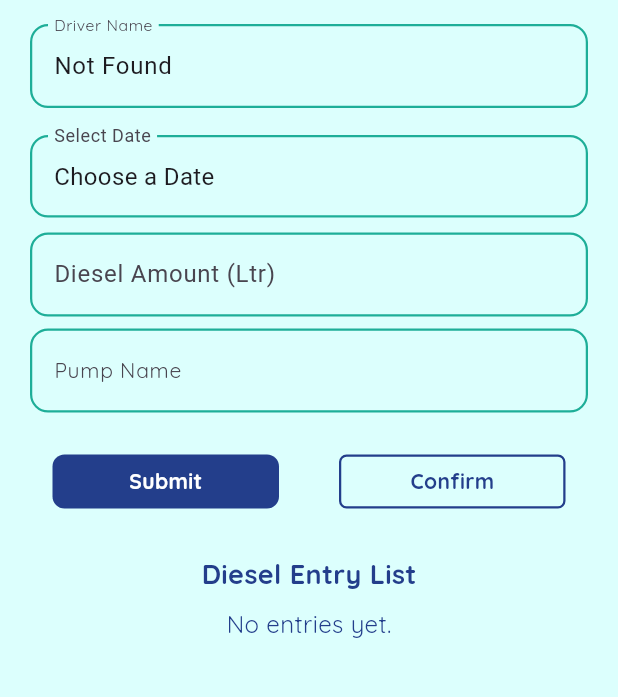
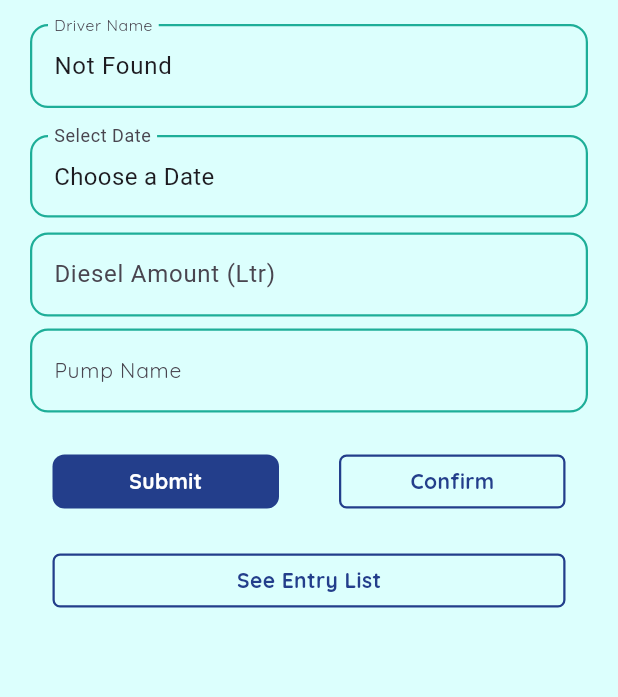
Before and after one commit to sumu904/tk_logistics, a Flutter app: the DieselEntryScreen screen opened directly, after a tap on "Submit", on a phone screen of 412 x 824 dp, the part 210-907 px from its top. Run offline on Flutter 3.47's test engine with Material 3 defaults, Android fonts, the phone set to English and light mode, and no system bars; our stand-ins replace file_picker, firebase_core, flutter_spinkit, get, image_picker; missing offline and left inert: dart:ffi; accounts and stored records are empty; network calls fail.

Commit message:
Diesel entry form completed

```diff
--- a/lib/features/screens/home/create_trip/create_trip_screen.dart
+++ b/lib/features/screens/home/create_trip/create_trip_screen.dart
@@ -28,9 +28,6 @@ class _CreateTripScreenState extends State<CreateTripScreen>
     _tabController.dispose();
     super.dispose();
   }
-
-  /*final AttendanceController attendanceController = Get.put(AttendanceController());
-  final LocationController locationController = Get.find();*/
 
   @override
   Widget build(BuildContext context) {
--- a/lib/features/screens/home/create_trip/tms/controller/tms_controller.dart
+++ b/lib/features/screens/home/create_trip/tms/controller/tms_controller.dart
@@ -342,7 +342,8 @@ class TmsController extends GetxController {
       Get.snackbar(
         success ? "Success" : "Error",
         success ? "Trip Created Successfully" : "Failed to Create Trip",
-        snackPosition: SnackPosition.BOTTOM,
+        snackPosition: SnackPosition.TOP,
+        colorText: AppColor.white,
         backgroundColor: success ? AppColor.seaGreen : Colors.red,
       );
     }
--- a/lib/features/screens/home/diesel_entry/controller/diesel_entry_controller.dart
+++ b/lib/features/screens/home/diesel_entry/controller/diesel_entry_controller.dart
@@ -1,13 +1,16 @@
+
 
 import 'package:flutter/material.dart';
 import 'package:get/get.dart';
 import 'package:intl/intl.dart';
 import 'package:http/http.dart' as http;
+import 'package:tk_logistics/features/auth/login/controller/user_controller.dart';
 import 'dart:convert';
 
 import '../../../../../util/app_color.dart';
 
 class DieselEntryController extends GetxController {
+  final userController = Get.find<UserController>();
   var vehicleController = TextEditingController();
   var driverController = TextEditingController();
   var dieselAmountController = TextEditingController();
@@ -20,6 +23,8 @@ class DieselEntryController extends GetxController {
   var driverName = RxnString();
   RxList<String> vehicleID = <String>[].obs;
   RxnString selectedVehicle = RxnString();
+  var fuelEntries = <Map<String, dynamic>>[].obs; // Store fuel entries
+  var isLoading = false.obs;
 
   RxString selectedVehicleNumbers = "Not Found".obs;
   RxString selectedDriverName = "Not Found".obs;
@@ -29,65 +34,83 @@ class DieselEntryController extends GetxController {
   void onInit() {
     super.onInit();
     fetchVehicleNumbers();
+    fetchFuelEntries();
+  }
+  @override
+  void onClose() {
+    vehicleController.dispose();
+    driverController.dispose();
+    dieselAmountController.dispose();
+    pumpNameController.dispose();
+    vehicleNumberController.dispose();
+    driverNameController.dispose();
+    super.onClose();
   }
 
+  ///fetch vehicle numbers
   Future<void> fetchVehicleNumbers() async {
     String apiUrl = "http://103.250.68.75/api/v1/vehicle_list";
-    print("Fetching vehicle numbers from: $apiUrl");
-
     try {
       final response = await http.get(Uri.parse(apiUrl));
-
-      print("Response Status Code: ${response.statusCode}");
-      print("Response Body: ${response.body}");
-
       if (response.statusCode == 200) {
         final data = json.decode(response.body);
-        print("Decoded JSON: $data");
-
         if (data.containsKey('results') && data['results'] is List) {
           vehicleData.assignAll(List<Map<String, dynamic>>.from(data['results']));
           vehicleID.assignAll(vehicleData.map((item) => item['xvehicle'].toString()).toList());
-
-          print("Fetched Vehicle ID: $vehicleID");
-        } else {
-          print("Unexpected API Response Format for vehicle numbers");
         }
-      } else {
-        print("Failed to fetch vehicle numbers: ${response.statusCode}");
       }
     } catch (e) {
       print("Error fetching vehicle numbers: $e");
     }
   }
 
+
+  ///  fetch fuelentries
+  Future<void> fetchFuelEntries() async {
+    String apiUrl = "http://103.250.68.75:8055/api/v1/vmfuelentry_list";
+    isLoading.value = true;
+
+    try {
+      final response = await http.get(Uri.parse(apiUrl));
+      print("Response Status: ${response.statusCode}");
+      print("Response Body: ${response.body}");
+
+      if (response.statusCode == 200) {
+        final Map<String, dynamic> data = json.decode(response.body); // ✅ Fix here
+
+        // Convert to list of maps and store in observable list
+        if (data.containsKey('results') && data['results'] is List) {
+          fuelEntries.assignAll(List<Map<String, dynamic>>.from(data['results']));
+          print("Fuel Entries Fetched: ${fuelEntries.length}");
+        } else {
+          print("Unexpected API Response Format: Missing 'results' key");
+          fuelEntries.clear();
+        }
+      } else {
+        print("Failed to fetch fuel entries: ${response.statusCode}");
+      }
+    } catch (e) {
+      print("Error fetching fuel entries: $e");
+    } finally {
+      isLoading.value = false;
+    }
+  }
+
   void onVehicleSelected(String selectedVehicle) {
-    print("Vehicle Selected: $selectedVehicle");
-    void updateTextFieldValue(String newValue) {
-      vehicleNumberController.text = newValue;
-      update(); // Notify UI to rebuild
-    }
-
-    // Find the selected vehicle data from the list
     var selectedVehicleData = vehicleData.firstWhere(
           (item) => item['xvehicle'] == selectedVehicle,
-      orElse: () => <String, dynamic>{}, // Returns an empty Map if not found
+      orElse: () => <String, dynamic>{},
     );
 
     if (selectedVehicleData.isNotEmpty) {
       selectedVehicleNumbers.value = (selectedVehicleData["xvmregno"] as String?) ?? "Not Available";
       selectedDriverName.value = (selectedVehicleData["xname"] as String?) ?? "Not Available";
-
-
-      update(); // Notify UI if using GetX or setState
-      print("Driver Data Updated: ${selectedVehicleNumbers.value} - ${selectedDriverName.value}");
     } else {
       selectedVehicleNumbers.value = "Not Found";
       selectedDriverName.value = "Not Found";
     }
     update();
   }
-
 
   void selectDate(BuildContext context) async {
     DateTime? picked = await showDatePicker(
@@ -101,38 +124,107 @@ class DieselEntryController extends GetxController {
     }
   }
 
-  void addEntry() {
-    if (vehicleID == null ||
+  Future<void> addEntry() async {
+    if (selectedVehicle.value == null ||
         selectedDate.value == null ||
         dieselAmountController.text.isEmpty ||
-        pumpNameController.text.isEmpty) { // Added checks for vehicleNo & driverName
-      Get.snackbar("Error", "Please fill all fields",
-          snackPosition: SnackPosition.TOP,colorText: AppColor.white,backgroundColor: AppColor.primaryRed);
+        pumpNameController.text.isEmpty) {
+      Get.snackbar(
+        "Error",
+        "Please fill all fields",
+        snackPosition: SnackPosition.TOP,
+        colorText: AppColor.white,
+        backgroundColor: AppColor.primaryRed,
+      );
       return;
     }
 
-    if (double.tryParse(dieselAmountController.text) == null) {
-      Get.snackbar("Error", "Please enter a valid diesel amount",
-          snackPosition: SnackPosition.TOP,colorText: AppColor.white,backgroundColor: AppColor.primaryRed);
+    double? dieselAmount = double.tryParse(dieselAmountController.text);
+    if (dieselAmount == null) {
+      Get.snackbar(
+        "Error",
+        "Please enter a valid diesel amount",
+        snackPosition: SnackPosition.TOP,
+        colorText: AppColor.white,
+        backgroundColor: AppColor.primaryRed,
+      );
       return;
     }
 
-    latestEntry.value = {
-      "vehicle": vehicleID.isNotEmpty ? vehicleID.first : "Unknown Vehicle",
-      "vehicleNumbers": selectedVehicleNumbers.value ,// Use default if null
-      "driver": selectedDriverName.value,  // Use default if null
-      "date": selectedDate.value != null
-          ? DateFormat('yyyy-MM-dd').format(selectedDate.value!)
-          : "Unknown Date",
-      "diesel": dieselAmountController.text,
-      "pump": pumpNameController.text,
+    // Prepare request body according to API format
+    Map<String, dynamic> requestBody = {
+      "zid": 100010, // Static or dynamic based on your requirements
+      "xdate": DateFormat('yyyy-MM-dd HH:mm:ss').format(selectedDate.value!), // Adjusted format
+      "xvehicle": selectedVehicle.value,
+      "xvmregno": selectedVehicleNumbers.value,
+      "xdriver": selectedDriverName.value,
+      "xqtyord": dieselAmount,
+      "xunit": "Ltr", // Assuming diesel is measured in liters
+      "xwh": pumpNameController.text, // Modify if needed
+      "zemail": userController.user.value?.username ,// Modify if needed
     };
 
-  // Clear inputs
-    vehicleNo.value = null;
-    driverName.value = null;
-    dieselAmountController.clear();
-    pumpNameController.clear();
-    selectedDate.value = null;
+    String apiUrl = "http://103.250.68.75/api/v1/vmfuelentry/new";
+
+    print("Sending request to: $apiUrl");
+    print("Request Body: ${json.encode(requestBody)}");
+
+    try {
+      final response = await http.post(
+        Uri.parse(apiUrl),
+        headers: {
+          "Content-Type": "application/json",
+        },
+        body: json.encode(requestBody),
+      );
+
+      print("Response Status Code: ${response.statusCode}");
+      print("POSTED Body: ${response.body}");
+      Map<String, dynamic> responseMap = jsonDecode(response.body);
+
+      // Extract the value of "xtrnnum"
+      /*String? transactionNo = responseMap['xtrnnum']?.toString();
+
+      // Print the value
+      print('TransactionNo: $transactionNo');*/
+
+      if (response.statusCode == 201 || response.statusCode == 200) {
+        Get.snackbar(
+          "Success",
+          "Diesel entry added successfully",
+          snackPosition: SnackPosition.TOP,
+          colorText: AppColor.white,
+          backgroundColor: AppColor.seaGreen,
+        );
+        await fetchFuelEntries();
+
+        // Clear inputs after successful submission
+        selectedVehicle.value = null;
+        selectedVehicleNumbers.value = "Not Found";
+        selectedDriverName.value = "Not Found";
+        dieselAmountController.clear();
+        pumpNameController.clear();
+        selectedDate.value = null;
+      }
+      else {
+        Get.snackbar(
+          "Error",
+          "Failed to submit entry",
+          snackPosition: SnackPosition.TOP,
+          colorText: AppColor.white,
+          backgroundColor: AppColor.primaryRed,
+        );
+        print("Error Response: ${response.body}");
+      }
+    } catch (e) {
+      print("Error occurred: $e");
+      Get.snackbar(
+        "Error",
+        "Something went wrong: $e",
+        snackPosition: SnackPosition.TOP,
+        colorText: AppColor.white,
+        backgroundColor: AppColor.primaryRed,
+      );
+    }
   }
 }
--- a/lib/features/screens/home/diesel_entry/screen/diesel_entry_screen.dart
+++ b/lib/features/screens/home/diesel_entry/screen/diesel_entry_screen.dart
@@ -35,15 +35,16 @@ class DieselEntryScreen extends StatelessWidget {
             style: quicksandBold.copyWith(
                 fontSize: Dimensions.fontSizeEighteen, color: AppColor.white),
           )),
-      body: Padding(
+      body: SingleChildScrollView(
+        child: Padding(
           padding:  EdgeInsets.symmetric(horizontal: Dimensions.paddingSizeTwenty,vertical: Dimensions.paddingSizeTwenty),
-        child: SingleChildScrollView(
           child: Form(
               key: _formKey,
             child: GetBuilder<DieselEntryController>(
                 initState: (_) {
                   controller
-                        .fetchVehicleNumbers();// ✅ Fetch locations when screen opens
+                      .fetchVehicleNumbers();
+                  controller.fetchFuelEntries();// ✅ Fetch locations when screen opens
                 },
                 builder: (controller) {
                   return Column(
@@ -103,6 +104,7 @@ class DieselEntryScreen extends StatelessWidget {
                               if (_formKey.currentState?.validate() ?? false) {
                                 print("Form validated successfully!");
                                 controller.addEntry(); // ✅ Proceed with submission if valid
+                                controller.fetchFuelEntries();
                               } else {
                                 print("Validation failed! Please check inputs.");
                               }
@@ -114,68 +116,11 @@ class DieselEntryScreen extends StatelessWidget {
                         ],
                       ),
                       SizedBox(height: 20),
-                        Text("Diesel Entry List", style: quicksandBold.copyWith(
-                            fontSize: Dimensions.fontSizeEighteen,
-                            fontWeight: FontWeight.w800,
-                            color: AppColor.neviBlue)),
-                        SizedBox(height: 10,),
-                        Obx(() {
-                          if (controller.latestEntry.value == null) {
-                            return Text(
-                              "No entries yet.",
-                              style: quicksandRegular.copyWith(fontSize: Dimensions.fontSizeSixteen, color: AppColor.neviBlue),
-                            );
-                          }
-
-                          var entry = controller.latestEntry.value!;
-
-                          return Card(
-                            margin: EdgeInsets.symmetric(vertical: 5),
-                            child: ListTile(
-                              title: Text(
-                                "Vehicle ID: ${entry['vehicle']}",
-                                style: quicksandSemibold.copyWith(
-                                    fontSize: Dimensions.fontSizeSixteen,
-                                    color: AppColor.neviBlue),
-                              ),
-                              subtitle: Column(
-                                crossAxisAlignment: CrossAxisAlignment.start,
-                                children: [
-                                  Text(
-                                    "Vehicle Number: ${entry['vehicleNumbers']}",
-                                    style: quicksandSemibold.copyWith(
-                                        fontSize: Dimensions.fontSizeFourteen,
-                                        color: AppColor.neviBlue),
-                                  ),
-                                  Text(
-                                    "Driver: ${entry['driver']}",
-                                    style: quicksandSemibold.copyWith(
-                                        fontSize: Dimensions.fontSizeFourteen,
-                                        color: AppColor.neviBlue),
-                                  ),
-                                  Text(
-                                    "Date: ${entry['date']}",
-                                    style: quicksandSemibold.copyWith(
-                                        fontSize: Dimensions.fontSizeFourteen,
-                                        color: AppColor.neviBlue),
-                                  ),
-                                  Text(
-                                    "Diesel: ${entry['diesel']} Ltr",
-                                    style: quicksandSemibold.copyWith(
-                                        fontSize: Dimensions.fontSizeFourteen,
-                                        color: AppColor.neviBlue),
-                                  ),
-                                  Text(
-                                    "Pump: ${entry['pump']}",
-                                    style: quicksandSemibold.copyWith(
-                                        fontSize: Dimensions.fontSizeFourteen,
-                                        color: AppColor.neviBlue),
-                                  ),
-                                ],
-                              ),
-                            ),
-                          );
-                        }),
+                      CustomOutlinedButton(
+                        width: double.infinity,
+                        onTap: () {
+                          Get.toNamed("DieselEntryList");
+                        }, text: 'See Entry List',)
                     ],
                   );
                 }),
--- a/lib/main.dart
+++ b/lib/main.dart
@@ -19,7 +19,7 @@ class MyApp extends StatelessWidget {
   Widget build(BuildContext context) {
     return GetMaterialApp(
       debugShowCheckedModeBanner: false,
-        initialRoute: '/HomeScreen',
+        initialRoute: '/',
       getPages: AppRoutes.appRoutes(),
     );
 
--- a/lib/routes/routes.dart
+++ b/lib/routes/routes.dart
@@ -1,4 +1,5 @@
 import 'package:get/get.dart';
+import 'package:tk_logistics/features/screens/home/diesel_entry/screen/diesel_entry_list.dart';
 import 'package:tk_logistics/routes/routes_name.dart';
 
 import '../features/auth/login/login_screen.dart';
@@ -56,6 +57,11 @@ class AppRoutes {
       page: () =>  ProofOfDeliveryScreen(),
     ),
 
+    GetPage(
+      name: RoutesName.dieselEntryList,
+      page: () =>  DieselEntryList(),
+    ),
+
     /*GetPage(
       name: RoutesName.registrationPage,
       page: () =>  RegistrationPage(),
--- a/lib/routes/routes_name.dart
+++ b/lib/routes/routes_name.dart
@@ -9,6 +9,7 @@ class RoutesName {
   static const String quotationScreen = '/QuotationScreen';
   static const String tripHistoryScreen = '/TripHistoryScreen';
   static const String proofOfDeliveryScreen = '/ProofOfDeliveryScreen';
+  static const String dieselEntryList = '/DieselEntryList';
   /*static const String registrationPage = '/RegistrationPage';
   static const String loginPage = '/LoginPage';
   static const String homePage = '/HomePage';*/
@@ -24,6 +25,7 @@ class RoutesName {
   static String getQuotationScreen() => quotationScreen;
   static String getTripHistoryScreen() => tripHistoryScreen;
   static String getProofOfDeliveryScreen() => proofOfDeliveryScreen;
+  static String getPDieselEntryList() => dieselEntryList;
   /*static String getRegistrationPage() => registrationPage;
   static String getLoginPage() => loginPage;
   static String getHomePage() => homePage;*/
--- a/pubspec.yaml
+++ b/pubspec.yaml
@@ -42,6 +42,10 @@ dependencies:
   url_launcher: ^6.3.1
   intl: ^0.20.2
   http: ^1.3.0
+  firebase_core: ^3.12.1
+  firebase_storage: ^12.4.4
+  firebase_auth: ^5.5.1
+  shared_preferences:
 
 dev_dependencies:
   flutter_test:
```
Also changed, not shown: lib/features/screens/home/create_trip/3ms/controller/threems_controller.dart (+2 -61 lines), lib/features/screens/home/diesel_entry/screen/diesel_entry_all_list.dart (added, +68 -0 lines), lib/features/screens/home/diesel_entry/screen/diesel_entry_list.dart (added, +80 -0 lines), lib/features/screens/home/diesel_entry/screen/diesel_entry_user_list.dart (added, +116 -0 lines), lib/features/screens/home/vehicle_maintenance/controller/vehicle_maintenance_controller.dart (+8 -3 lines), firebase.json (added), lib/firebase_options.dart (added), package-lock.json (added), pubspec.lock, 3 other files. Lines whose indentation alone changed are shown as unchanged.
